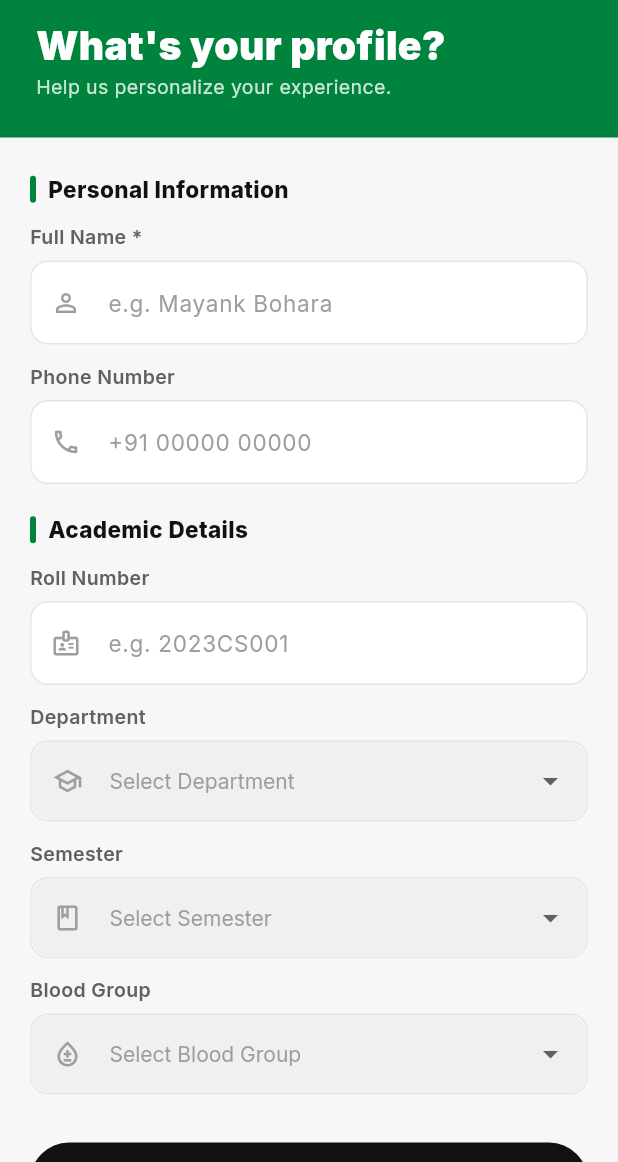
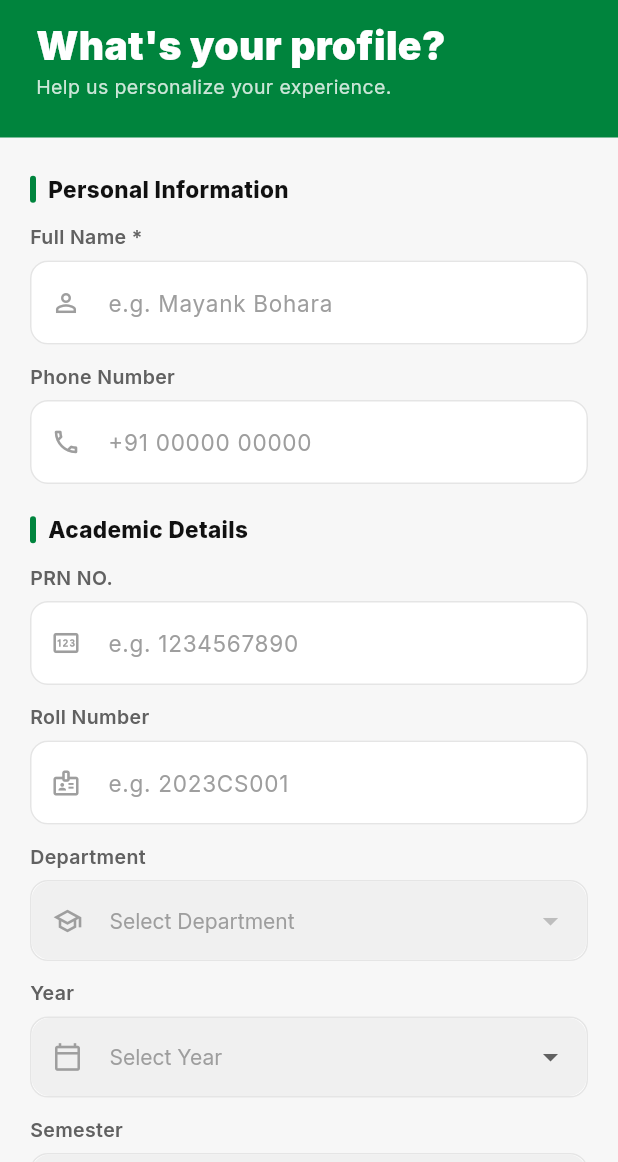
Before and after one commit to mayankbohara0-dev/Event-Management-Collage, a Flutter app: the ProfileOnboardingScreen screen opened by its route, on a phone screen of 412 x 824 dp, the part 74-1236 px from its top. Run offline on Flutter 3.47's test engine with Material 3 defaults, Android fonts, the phone set to English and light mode, and no system bars; our stand-ins replace fl_chart, flutter_riverpod, go_router, google_fonts, supabase_flutter; accounts and stored records are empty.

Commit message:
feat: Update profile onboarding (add PRN, Year, dynamic Departments, remove Blood Group)

```diff
--- a/event_app/lib/features/home/presentation/home_screen.dart
+++ b/event_app/lib/features/home/presentation/home_screen.dart
@@ -722,18 +722,23 @@ class _ProfileTabState extends ConsumerState<_ProfileTab> {
     try {
       final p = await Supabase.instance.client
           .from('student_profiles')
-          .select()
+          .select('*, departments(name)')
           .eq('id', user.id)
           .maybeSingle();
       if (mounted) setState(() => _profile = p);
-    } catch (_) {}
+    } catch (e) {
+      debugPrint('Error loading profile: $e');
+    }
   }
 
   @override
   Widget build(BuildContext context) {
     final name = _profile?['name']?.toString() ?? 'Student';
     final email = Supabase.instance.client.auth.currentUser?.email ?? '';
-    final dept = _profile?['year']?.toString() ?? '';
+    final dept = (_profile?['departments'] != null) ? _profile!['departments']['name']?.toString() ?? '' : '';
+    final prn = _profile?['enrollment_number']?.toString() ?? '';
+    final roll = _profile?['roll_number']?.toString() ?? '';
+    final year = _profile?['year']?.toString() ?? '';
     final sem = _profile?['semester']?.toString() ?? '';
 
     return Scaffold(
@@ -780,12 +785,26 @@ class _ProfileTabState extends ConsumerState<_ProfileTab> {
                 children: [
                   _InfoCard(label: 'Email', value: email, icon: Icons.email_outlined),
                   const SizedBox(height: 12),
-                  if (dept.isNotEmpty)
+                  if (prn.isNotEmpty) ...[
+                    _InfoCard(label: 'PRN NO.', value: prn, icon: Icons.pin_outlined),
+                    const SizedBox(height: 12),
+                  ],
+                  if (roll.isNotEmpty) ...[
+                    _InfoCard(label: 'Roll Number', value: roll, icon: Icons.badge_outlined),
+                    const SizedBox(height: 12),
+                  ],
+                  if (dept.isNotEmpty) ...[
                     _InfoCard(label: 'Department', value: dept, icon: Icons.school_outlined),
-                  if (dept.isNotEmpty) const SizedBox(height: 12),
-                  if (sem.isNotEmpty)
+                    const SizedBox(height: 12),
+                  ],
+                  if (year.isNotEmpty) ...[
+                    _InfoCard(label: 'Year', value: '$year${year == '1' ? 'st' : year == '2' ? 'nd' : year == '3' ? 'rd' : 'th'} Year', icon: Icons.calendar_today_outlined),
+                    const SizedBox(height: 12),
+                  ],
+                  if (sem.isNotEmpty) ...[
                     _InfoCard(label: 'Semester', value: 'Semester $sem', icon: Icons.class_outlined),
-                  if (sem.isNotEmpty) const SizedBox(height: 12),
+                    const SizedBox(height: 12),
+                  ],
                   const SizedBox(height: 8),
                   // Logout
                   SizedBox(
--- a/event_app/lib/features/profile/presentation/profile_onboarding_screen.dart
+++ b/event_app/lib/features/profile/presentation/profile_onboarding_screen.dart
@@ -15,23 +15,50 @@ class ProfileOnboardingScreen extends ConsumerStatefulWidget {
 class _ProfileOnboardingScreenState extends ConsumerState<ProfileOnboardingScreen> {
   final _nameController = TextEditingController();
   final _rollController = TextEditingController();
+  final _prnController = TextEditingController();
   final _phoneController = TextEditingController();
-  String? _selectedDepartment;
+
+  String? _selectedDepartmentId;
+  String? _selectedYear;
   String? _selectedSemester;
-  String? _selectedBloodGroup;
-  bool _isLoading = false;
 
-  static const List<String> _departments = [
-    'Computer Science', 'Information Technology', 'Electronics', 'Mechanical',
-    'Civil', 'Chemical', 'Architecture', 'MBA', 'MCA', 'Others'
-  ];
+  bool _isLoading = true;
+  bool _isSaving = false;
+
+  List<Map<String, dynamic>> _departments = [];
+
+  static const List<String> _years = ['1', '2', '3', '4'];
   static const List<String> _semesters = ['1','2','3','4','5','6','7','8'];
-  static const List<String> _bloodGroups = ['A+','A-','B+','B-','O+','O-','AB+','AB-'];
+
+  @override
+  void initState() {
+    super.initState();
+    _fetchDepartments();
+  }
+
+  Future<void> _fetchDepartments() async {
+    try {
+      final res = await Supabase.instance.client
+          .from('departments')
+          .select('id, name')
+          .order('name');
+      if (mounted) {
+        setState(() {
+          _departments = List<Map<String, dynamic>>.from(res);
+          _isLoading = false;
+        });
+      }
+    } catch (e) {
+      debugPrint('Error fetching departments: $e');
+      if (mounted) setState(() => _isLoading = false);
+    }
+  }
 
   @override
   void dispose() {
     _nameController.dispose();
     _rollController.dispose();
+    _prnController.dispose();
     _phoneController.dispose();
     super.dispose();
   }
@@ -43,16 +70,18 @@ class _ProfileOnboardingScreenState extends ConsumerState<ProfileOnboardingScree
       );
       return;
     }
-    setState(() => _isLoading = true);
+    setState(() => _isSaving = true);
     try {
       final user = Supabase.instance.client.auth.currentUser!;
       await Supabase.instance.client.from('student_profiles').upsert({
         'id': user.id,
         'name': _nameController.text.trim(),
         'roll_number': _rollController.text.trim().isEmpty ? null : _rollController.text.trim(),
+        'enrollment_number': _prnController.text.trim().isEmpty ? null : _prnController.text.trim(),
         'phone_number': _phoneController.text.trim().isEmpty ? null : _phoneController.text.trim(),
+        'department_id': _selectedDepartmentId,
+        'year': _selectedYear == null ? null : int.tryParse(_selectedYear!),
         'semester': _selectedSemester == null ? null : int.tryParse(_selectedSemester!),
-        'blood_group': _selectedBloodGroup,
       });
       if (mounted) context.go('/student/home');
     } catch (error) {
@@ -62,7 +91,7 @@ class _ProfileOnboardingScreenState extends ConsumerState<ProfileOnboardingScree
         );
       }
     } finally {
-      if (mounted) setState(() => _isLoading = false);
+      if (mounted) setState(() => _isSaving = false);
     }
   }
 
@@ -131,17 +160,32 @@ class _ProfileOnboardingScreenState extends ConsumerState<ProfileOnboardingScree
                     const SizedBox(height: 20),
                     _SectionLabel('Academic Details'),
                     const SizedBox(height: 12),
+                    _field(label: 'PRN NO.', controller: _prnController,
+                        hint: 'e.g. 1234567890', icon: Icons.pin_outlined),
+                    const SizedBox(height: 12),
                     _field(label: 'Roll Number', controller: _rollController,
                         hint: 'e.g. 2023CS001', icon: Icons.badge_outlined),
                     const SizedBox(height: 12),
+                    _isLoading
+                        ? const Center(child: Padding(padding: EdgeInsets.all(8.0), child: CircularProgressIndicator()))
+                        : _dropdown<String>(
+                            label: 'Department',
+                            value: _selectedDepartmentId,
+                            items: _departments.map((d) => d['id'] as String).toList(),
+                            itemLabel: (id) => _departments.firstWhere((d) => d['id'] == id)['name'],
+                            hint: 'Select Department',
+                            icon: Icons.school_outlined,
+                            onChanged: (v) => setState(() => _selectedDepartmentId = v),
+                          ),
+                    const SizedBox(height: 12),
                     _dropdown<String>(
-                      label: 'Department',
-                      value: _selectedDepartment,
-                      items: _departments,
-                      itemLabel: (s) => s,
-                      hint: 'Select Department',
-                      icon: Icons.school_outlined,
-                      onChanged: (v) => setState(() => _selectedDepartment = v),
+                      label: 'Year',
+                      value: _selectedYear,
+                      items: _years,
+                      itemLabel: (s) => '$s${s == '1' ? 'st' : s == '2' ? 'nd' : s == '3' ? 'rd' : 'th'} Year',
+                      hint: 'Select Year',
+                      icon: Icons.calendar_today_outlined,
+                      onChanged: (v) => setState(() => _selectedYear = v),
                     ),
                     const SizedBox(height: 12),
                     _dropdown<String>(
@@ -153,28 +197,18 @@ class _ProfileOnboardingScreenState extends ConsumerState<ProfileOnboardingScree
                       icon: Icons.class_outlined,
                       onChanged: (v) => setState(() => _selectedSemester = v),
                     ),
-                    const SizedBox(height: 12),
-                    _dropdown<String>(
-                      label: 'Blood Group',
-                      value: _selectedBloodGroup,
-                      items: _bloodGroups,
-                      itemLabel: (s) => s,
-                      hint: 'Select Blood Group',
-                      icon: Icons.bloodtype_outlined,
-                      onChanged: (v) => setState(() => _selectedBloodGroup = v),
-                    ),
 
                     const SizedBox(height: 32),
                     SizedBox(
                       width: double.infinity,
                       height: 52,
                       child: ElevatedButton(
-                        onPressed: _isLoading ? null : _save,
+                        onPressed: _isSaving ? null : _save,
                         style: ElevatedButton.styleFrom(
                           backgroundColor: AppColors.black,
                           shape: RoundedRectangleBorder(borderRadius: BorderRadius.circular(30)),
                         ),
-                        child: _isLoading
+                        child: _isSaving
                             ? const SizedBox(height: 20, width: 20,
                                 child: CircularProgressIndicator(color: Colors.white, strokeWidth: 2))
                             : Text('Continue to Events',
```
